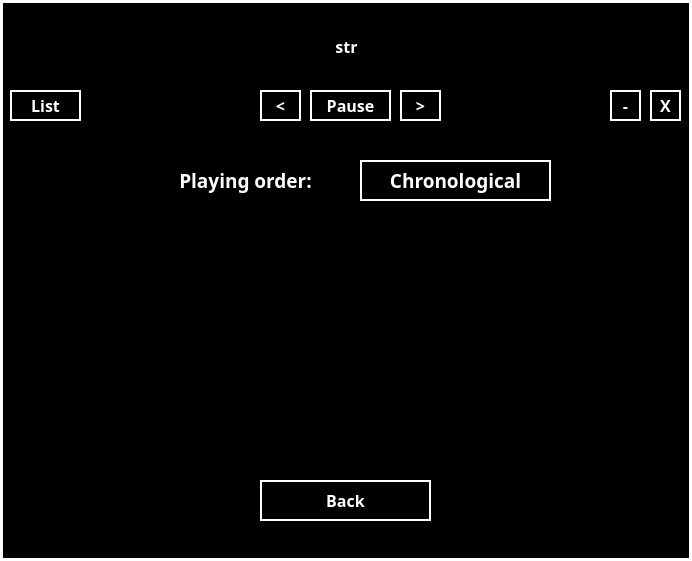
Old version of the form mainwindow.ui in the repository alvin5716/Words_Reviewer.
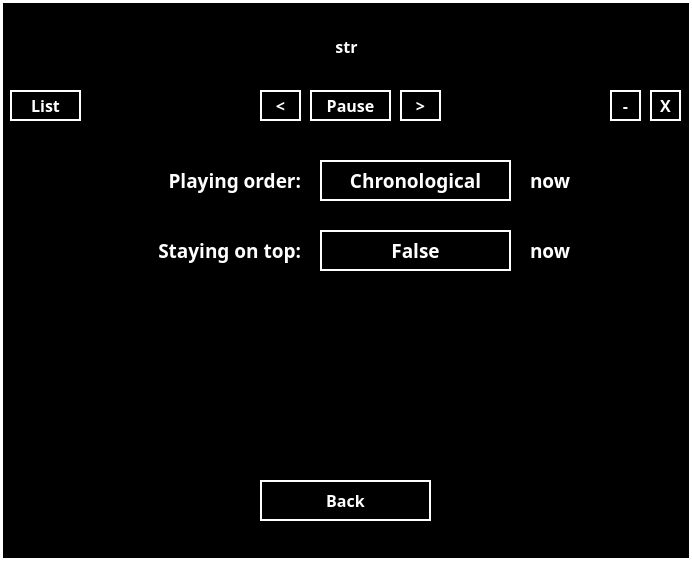
New version of the form. Custom widgets are drawn as their Qt base class.

Diff of the .ui file:
```diff
--- a/mainwindow.ui
+++ b/mainwindow.ui
@@ -43,6 +43,12 @@
 }
 QLineEdit {
 border: 1.5px solid white;
+}
+QLineEdit#searchInput {
+border: 0.5px solid white;
+}
+QListWidget {
+border: 0.5px solid white;
 }</string>
   </property>
   <widget class="QWidget" name="centralWidget">
@@ -457,7 +463,7 @@
      <widget class="QPushButton" name="playingOrderButton">
       <property name="geometry">
        <rect>
-        <x>350</x>
+        <x>310</x>
         <y>30</y>
         <width>191</width>
         <height>41</height>
@@ -478,7 +484,7 @@
      <widget class="QLabel" name="label_7">
       <property name="geometry">
        <rect>
-        <x>130</x>
+        <x>80</x>
         <y>30</y>
         <width>211</width>
         <height>41</height>
@@ -496,7 +502,7 @@
        <string>Playing order:</string>
       </property>
       <property name="alignment">
-       <set>Qt::AlignCenter</set>
+       <set>Qt::AlignRight|Qt::AlignTrailing|Qt::AlignVCenter</set>
       </property>
      </widget>
      <widget class="QPushButton" name="backOptionButton">
@@ -520,6 +526,99 @@
        <string>Back</string>
       </property>
      </widget>
+     <widget class="QLabel" name="label_8">
+      <property name="geometry">
+       <rect>
+        <x>80</x>
+        <y>100</y>
+        <width>211</width>
+        <height>41</height>
+       </rect>
+      </property>
+      <property name="font">
+       <font>
+        <family>微軟正黑體</family>
+        <pointsize>14</pointsize>
+        <weight>75</weight>
+        <bold>true</bold>
+       </font>
+      </property>
+      <property name="text">
+       <string>Staying on top:</string>
+      </property>
+      <property name="alignment">
+       <set>Qt::AlignRight|Qt::AlignTrailing|Qt::AlignVCenter</set>
+      </property>
+     </widget>
+     <widget class="QPushButton" name="stayingOnTopButton">
+      <property name="geometry">
+       <rect>
+        <x>310</x>
+        <y>100</y>
+        <width>191</width>
+        <height>41</height>
+       </rect>
+      </property>
+      <property name="font">
+       <font>
+        <family>微軟正黑體</family>
+        <pointsize>14</pointsize>
+        <weight>75</weight>
+        <bold>true</bold>
+       </font>
+      </property>
+      <property name="text">
+       <string>False</string>
+      </property>
+     </widget>
+     <widget class="QLabel" name="label_9">
+      <property name="geometry">
+       <rect>
+        <x>520</x>
+        <y>30</y>
+        <width>81</width>
+        <height>41</height>
+       </rect>
+      </property>
+      <property name="font">
+       <font>
+        <family>微軟正黑體</family>
+        <pointsize>14</pointsize>
+        <weight>75</weight>
+        <bold>true</bold>
+       </font>
+      </property>
+      <property name="text">
+       <string>now</string>
+      </property>
+      <property name="alignment">
+       <set>Qt::AlignLeading|Qt::AlignLeft|Qt::AlignVCenter</set>
+      </property>
+     </widget>
+     <widget class="QLabel" name="label_10">
+      <property name="geometry">
+       <rect>
+        <x>520</x>
+        <y>100</y>
+        <width>81</width>
+        <height>41</height>
+       </rect>
+      </property>
+      <property name="font">
+       <font>
+        <family>微軟正黑體</family>
+        <pointsize>14</pointsize>
+        <weight>75</weight>
+        <bold>true</bold>
+       </font>
+      </property>
+      <property name="text">
+       <string>now</string>
+      </property>
+      <property name="alignment">
+       <set>Qt::AlignLeading|Qt::AlignLeft|Qt::AlignVCenter</set>
+      </property>
+     </widget>
     </widget>
    </widget>
    <widget class="QPushButton" name="minimizeButton">
```
Left out of the diff: 24 changed lines with no effect on the pictures.
